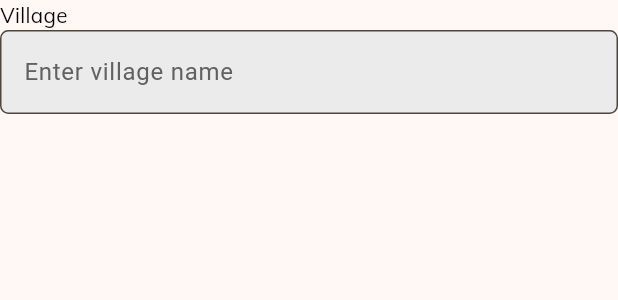
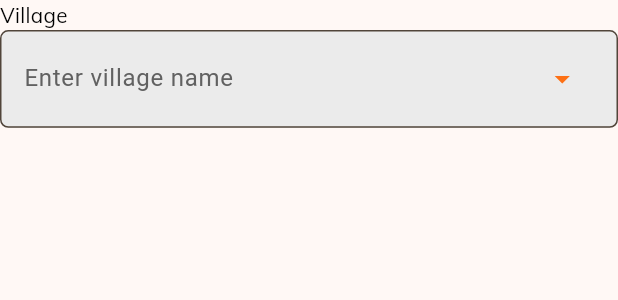
Before and after one commit to hijasahamed/FarmDairy, a Flutter app: the AddVillage widget shown alone on an empty page, opened directly with empty values, on a phone screen of 412 x 824 dp. Shown: the top 300 px of the screen. Run offline on Flutter 3.47's test engine with Material 3 defaults, Android fonts, the phone set to English and light mode, and no system bars; our stand-ins replace bloc, cloud_firestore, connectivity, firebase_auth, firebase_core, flutter_bloc and 2 more; accounts and stored records are empty.

Commit message:
retailer screen purchase form updations

```diff
--- a/lib/views/screens/home_screen/retailer_home_screen/retialer_home_screen_body_widget/available_products_widget/product_holder_card/buy_product_button/buy_product_button.dart
+++ b/lib/views/screens/home_screen/retailer_home_screen/retialer_home_screen_body_widget/available_products_widget/product_holder_card/buy_product_button/buy_product_button.dart
@@ -11,7 +11,8 @@ class BuyProductButton extends StatelessWidget {
     required this.imageUrl,
     required this.title,
     required this.price,
-    required this.stockName
+    required this.stockName,
+    required this.email
   });
   final Size screenSize;
   final bool isDarkMode;
@@ -19,6 +20,7 @@ class BuyProductButton extends StatelessWidget {
   final String title;
   final String price;
   final String stockName;
+  final String email;
   @override
   Widget build(BuildContext context) {
     return StreamBuilder<DocumentSnapshot>(
@@ -40,7 +42,7 @@ class BuyProductButton extends StatelessWidget {
         if(stock == '0'){
           return NoStockButton(screenSize: screenSize);
         }else{
-          return StockAvailableButton(screenSize: screenSize,isDarkMode: isDarkMode,imageUrl: imageUrl,price: price,stockName: stockName,title: title,);
+          return StockAvailableButton(screenSize: screenSize,isDarkMode: isDarkMode,imageUrl: imageUrl,price: price,stockName: stockName,title: title,email: email,);
         }
       },
     );
--- a/lib/views/screens/home_screen/retailer_home_screen/retialer_home_screen_body_widget/available_products_widget/product_holder_card/buy_product_button/stock_available_button/stock_available_button.dart
+++ b/lib/views/screens/home_screen/retailer_home_screen/retialer_home_screen_body_widget/available_products_widget/product_holder_card/buy_product_button/stock_available_button/stock_available_button.dart
@@ -10,7 +10,8 @@ class StockAvailableButton extends StatelessWidget {
     required this.imageUrl,
     required this.title,
     required this.price,
-    required this.stockName
+    required this.stockName,
+    required this.email
   });
 
   final Size screenSize;
@@ -19,12 +20,13 @@ class StockAvailableButton extends StatelessWidget {
   final String title;
   final String price;
   final String stockName;
+  final String email;
   @override
   Widget build(BuildContext context) {
     return TextButton(
       onPressed: () {
         Navigator.of(context).push(MaterialPageRoute(builder: (context) {
-          return RetailerPurchaseScreen(screenSize: screenSize,imageUrl: imageUrl,price: price,stockName: stockName,title: title,);
+          return RetailerPurchaseScreen(screenSize: screenSize,imageUrl: imageUrl,price: price,stockName: stockName,title: title,email: email,);
         },));
       },
       child: TextWidget(
--- a/lib/views/screens/home_screen/retailer_home_screen/retialer_home_screen_body_widget/available_products_widget/product_holder_card/product_holder_card.dart
+++ b/lib/views/screens/home_screen/retailer_home_screen/retialer_home_screen_body_widget/available_products_widget/product_holder_card/product_holder_card.dart
@@ -11,11 +11,12 @@ Widget productCard({
     required Size screenSize,
     required bool isDarkMode,
     required String stockName,
+    required String email
   }) {
     return Row(
       children: [
         ItemCard(imageUrl: imageUrl,isDarkMode: isDarkMode,price: price,screenSize: screenSize,title: title,stockName: stockName,),
-        BuyProductButton(imageUrl: imageUrl,isDarkMode: isDarkMode,price: price,screenSize: screenSize,title: title,stockName: stockName,)
+        BuyProductButton(imageUrl: imageUrl,isDarkMode: isDarkMode,price: price,screenSize: screenSize,title: title,stockName: stockName,email: email,)
       ],
     );
 }
--- a/lib/views/screens/home_screen/retailer_home_screen/retialer_home_screen_body_widget/retialer_home_screen_body_widget.dart
+++ b/lib/views/screens/home_screen/retailer_home_screen/retialer_home_screen_body_widget/retialer_home_screen_body_widget.dart
@@ -22,7 +22,7 @@ class RetailerHomeScreenBodyWidget extends StatelessWidget {
         crossAxisAlignment: CrossAxisAlignment.start,
         children: [
           WelcomeText(isDarkMode: isDarkMode, screenSize: screenSize, email: email),
-          AvailableProductsWidget(isDarkMode: isDarkMode, screenSize: screenSize)
+          AvailableProductsWidget(isDarkMode: isDarkMode, screenSize: screenSize,email: email,)
         ],
       ),
     );
--- a/lib/views/screens/retailer_purchase_screen/purchase_body_widget/purchase_body_items/add_village/add_village.dart
+++ b/lib/views/screens/retailer_purchase_screen/purchase_body_widget/purchase_body_items/add_village/add_village.dart
@@ -27,6 +27,7 @@ class AddVillage extends StatelessWidget {
         ),
         TextFormField(
           controller: villageController,
+          keyboardType: TextInputType.none,
           style: TextStyle(color: isDarkMode ? Colors.white : Colors.black),
           decoration: InputDecoration(
             filled: true,
@@ -39,6 +40,28 @@ class AddVillage extends StatelessWidget {
                 color: isDarkMode ? Colors.white : Colors.black,
               ),
             ),
+            suffixIcon: Padding(
+              padding: EdgeInsets.only(right: widget.screenSize.width/90),
+              child: DropdownButton<String>(
+                underline: const SizedBox.shrink(),
+                padding: EdgeInsets.all(widget.screenSize.width/20),
+                dropdownColor: isDarkMode? Colors.white:Colors.black,
+                elevation: 5,
+                isDense: true,
+                iconEnabledColor: const Color(0xFFFD7014),
+                value: villageSelectedDropDownItem,
+                items: villageDropDownItems.map((String item) {
+                  return DropdownMenuItem<String>(
+                    alignment: Alignment.center,
+                    value: item,
+                    child: TextWidget(text: item, color: isDarkMode? Colors.black:Colors.white, size: widget.screenSize.width/25, fontFamily: 'FarmDairyFontNormal', weight: FontWeight.bold),
+                  );
+                }).toList(),
+                onChanged: (value) {
+                  villageController.text = value.toString();
+                },
+              ),
+            )
           ),
         ),
         SizedBox(height: widget.screenSize.width / 50),
--- a/lib/views/screens/retailer_purchase_screen/retailer_purchase_screen.dart
+++ b/lib/views/screens/retailer_purchase_screen/retailer_purchase_screen.dart
@@ -1,4 +1,5 @@
 import 'package:farm_dairy/controllers/retailer_purchase_screen_controllers.dart';
+import 'package:farm_dairy/views/screens/retailer_purchase_screen/bottom_app_bar_widget/bottom_app_bar_widget.dart';
 import 'package:farm_dairy/views/screens/retailer_purchase_screen/purchase_app_bar/purchase_app_bar.dart';
 import 'package:farm_dairy/views/screens/retailer_purchase_screen/purchase_body_widget/purchase_body_widget.dart';
 import 'package:flutter/material.dart';
@@ -10,13 +11,15 @@ class RetailerPurchaseScreen extends StatefulWidget {
     required this.imageUrl,
     required this.title,
     required this.price,
-    required this.stockName
+    required this.stockName,
+    required this.email
     });
   final Size screenSize;
   final String imageUrl;
   final String title;
   final String price;
   final String stockName;
+  final String email;
 
   @override
   State<RetailerPurchaseScreen> createState() => _RetailerPurchaseScreenState();
@@ -46,6 +49,7 @@ class _RetailerPurchaseScreenState extends State<RetailerPurchaseScreen> {
       backgroundColor: isDarkMode?Colors.black:Colors.white,
       appBar: PurchaseAppBar(isDarkMode: isDarkMode, screenSize: widget.screenSize),
       body: PurchaseBodyWidget(widget: widget, isDarkMode: isDarkMode,stockValue: stockValue,),
+      bottomNavigationBar: BottomAppBarWidget(isDarkMode: isDarkMode, widget: widget,stockValue: stockValue,email: widget.email,),
     );
   }
 }
```
Also changed, not shown: lib/controllers/retailer_purchase_screen_controllers.dart (+53 -0 lines), lib/views/screens/home_screen/retailer_home_screen/retialer_home_screen_body_widget/available_products_widget/available_products_widget.dart (+6 -2 lines), lib/views/screens/retailer_purchase_screen/bottom_app_bar_widget/bottom_app_bar_widget.dart (added, +39 -0 lines), lib/views/screens/retailer_purchase_screen/purchase_body_widget/purchase_body_items/add_item_count/add_item_count.dart (+3 -9 lines), lib/views/screens/login_signup_screen/login_signup_screen_widgets/role_drop_down_button_widget/role_drop_down_button_widget.dart (line endings or trailing spaces).
